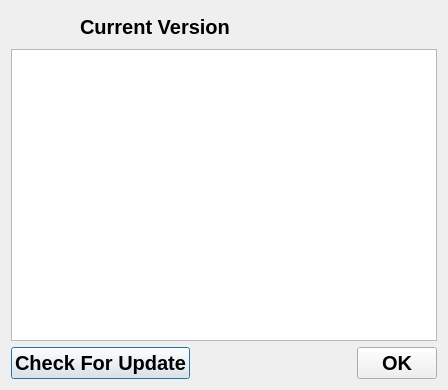
Above: BerEditor/about_dlg.ui from jykim74/BerEditor before the change. Below: the same form after it.
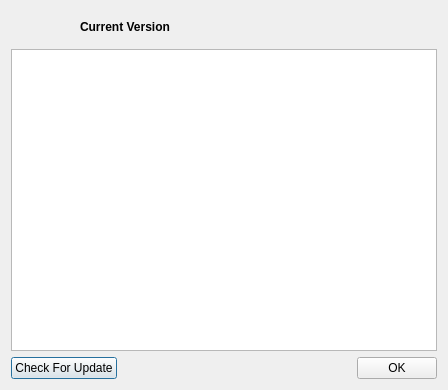
That is the form after the change. Icons and pictures are not drawn.

Commit message: About Label 폰트 설정 지원

The edit to the form file:
```diff
--- a/BerEditor/about_dlg.ui
+++ b/BerEditor/about_dlg.ui
@@ -47,6 +47,12 @@
      </item>
      <item>
       <widget class="QLabel" name="mVersionLabel">
+       <property name="font">
+        <font>
+         <pointsize>9</pointsize>
+         <bold>true</bold>
+        </font>
+       </property>
        <property name="text">
         <string>Current Version</string>
        </property>
@@ -78,6 +84,12 @@
     <layout class="QHBoxLayout" name="horizontalLayout_2">
      <item>
       <widget class="QPushButton" name="mCheckUpdatBtn">
+       <property name="font">
+        <font>
+         <pointsize>9</pointsize>
+         <bold>false</bold>
+        </font>
+       </property>
        <property name="text">
         <string>Check For Update</string>
        </property>
@@ -98,6 +110,12 @@
      </item>
      <item>
       <widget class="QPushButton" name="mOKBtn">
+       <property name="font">
+        <font>
+         <pointsize>9</pointsize>
+         <bold>false</bold>
+        </font>
+       </property>
        <property name="text">
         <string>OK</string>
        </property>
```
The commit also changes 3 other files.
